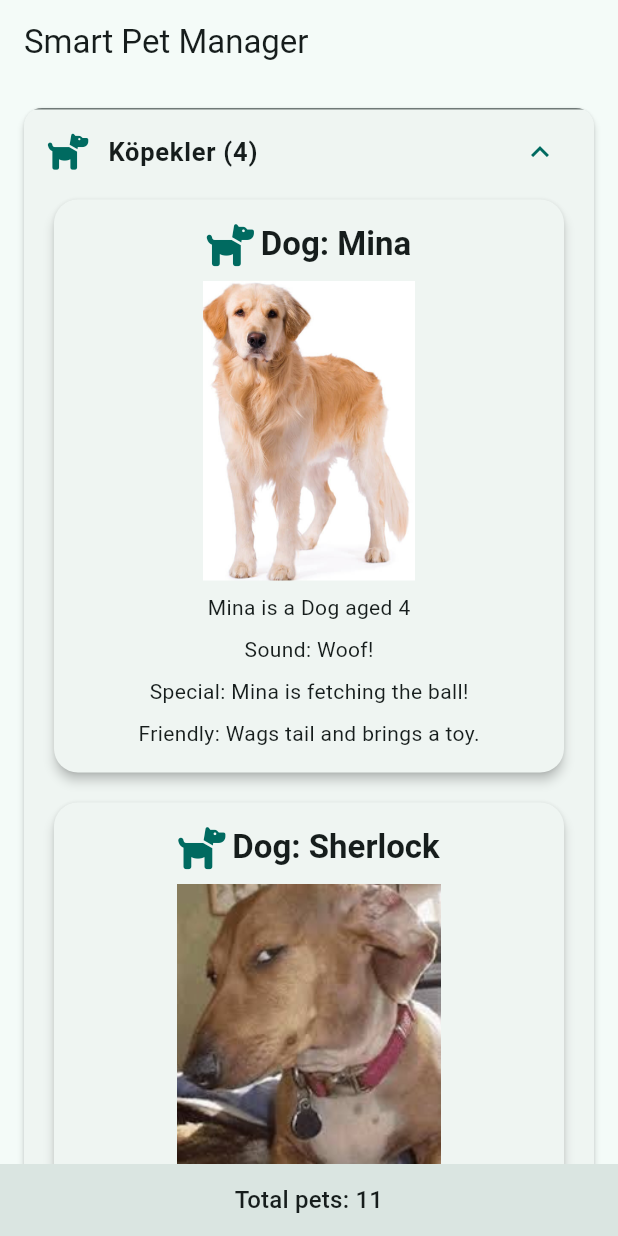
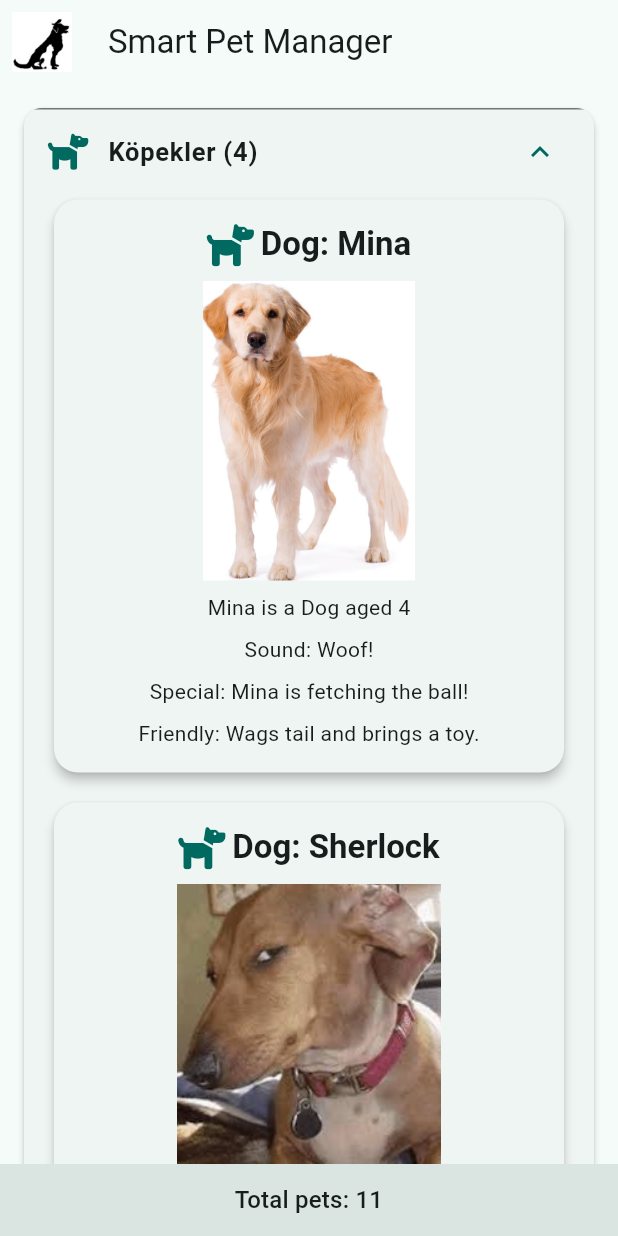
Before and after one commit to bahardemirkan/smart_pet_manager, a Flutter app: the screen it shows after launch, after a tap on an icon or button, on a phone screen of 412 x 824 dp. Run offline on Flutter 3.47's test engine with Material 3 defaults, Android fonts, the phone set to English and light mode, and no system bars; our stand-ins replace font_awesome_flutter.

Commit message:
Refactor: Implemented Strategy Pattern for Sounds and added logo to AppBar

```diff
--- a/lib/main.dart
+++ b/lib/main.dart
@@ -7,6 +7,25 @@ import 'package:font_awesome_flutter/font_awesome_flutter.dart';
 
 void main() {
   runApp(const SmartPetManagerApp());
+}
+
+abstract class SoundBehavior {
+  String makeNoise();
+}
+
+class BarkSound implements SoundBehavior {
+  @override
+  String makeNoise() => "Woof!";
+}
+
+class MeowSound implements SoundBehavior {
+  @override
+  String makeNoise() => "Meow~";
+}
+
+class ChirpSound implements SoundBehavior {
+  @override
+  String makeNoise() => "Chirp! Chirp!";
 }
 
 abstract class Friendly {
@@ -25,18 +44,32 @@ abstract class Pet {
   final String species;
   final String? imageAsset;
 
-  Pet({required this.name, required this.age, required this.species, this.imageAsset}) {
+  final SoundBehavior soundBehavior;
+
+  Pet({
+    required this.name,
+    required this.age,
+    required this.species,
+    this.imageAsset,
+    required this.soundBehavior,
+  }) {
     Pet.totalPets++;
   }
 
-  Pet.young({required String name, required String species, this.imageAsset})
-      : name = name,
+  Pet.young({
+    required String name,
+    required String species,
+    this.imageAsset,
+    required this.soundBehavior,
+  })  : name = name,
         age = 1,
         species = species {
     Pet.totalPets++;
   }
 
-  String makeSound();
+  String makeSound() {
+    return soundBehavior.makeNoise();
+  }
 
   String info() => "${this.name} is a ${this.species} aged ${this.age}";
 }
@@ -45,14 +78,23 @@ class Dog extends Pet implements Friendly {
   final String breed;
 
   Dog({required String name, required int age, this.breed = "Mixed", String? imageAsset})
-      : super(name: name, age: age, species: "Dog", imageAsset: imageAsset);
+      : super(
+    name: name,
+    age: age,
+    species: "Dog",
+    imageAsset: imageAsset,
+    soundBehavior: BarkSound(),
+  );
 
   Dog.rescue(String name, {String? imageAsset})
       : breed = "Rescue",
-        super(name: name, age: 2, species: "Dog", imageAsset: imageAsset);
-
-  @override
-  String makeSound() => "Woof!";
+        super(
+        name: name,
+        age: 2,
+        species: "Dog",
+        imageAsset: imageAsset,
+        soundBehavior: BarkSound(),
+      );
 
   @override
   String beFriendly() => "Wags tail and brings a toy.";
@@ -64,14 +106,22 @@ class Cat extends Pet implements Friendly {
   final bool indoor;
 
   Cat({required String name, required int age, this.indoor = true, String? imageAsset})
-      : super(name: name, age: age, species: "Cat", imageAsset: imageAsset);
+      : super(
+    name: name,
+    age: age,
+    species: "Cat",
+    imageAsset: imageAsset,
+    soundBehavior: MeowSound(),
+  );
 
   Cat.kitten(String name, {bool indoor = true, String? imageAsset})
       : indoor = indoor,
-        super(name: name, age: 1, species: "Cat", imageAsset: imageAsset);
-
-  @override
-  String makeSound() => "Meow~";
+        super.young(
+        name: name,
+        species: "Cat",
+        imageAsset: imageAsset,
+        soundBehavior: MeowSound(),
+      );
 
   @override
   String beFriendly() => "Purrs and rubs against your leg.";
@@ -83,14 +133,23 @@ class Bird extends Pet with Flyable implements Friendly {
   final String color;
 
   Bird({required String name, required int age, this.color = "Green", String? imageAsset})
-      : super(name: name, age: age, species: "Bird", imageAsset: imageAsset);
+      : super(
+    name: name,
+    age: age,
+    species: "Bird",
+    imageAsset: imageAsset,
+    soundBehavior: ChirpSound(),
+  );
 
   Bird.parrot(String name, {String color = "Multi", String? imageAsset})
       : color = color,
-        super(name: name, age: 3, species: "Bird", imageAsset: imageAsset);
-
-  @override
-  String makeSound() => "Chirp! Chirp!";
+        super(
+        name: name,
+        age: 3,
+        species: "Bird",
+        imageAsset: imageAsset,
+        soundBehavior: ChirpSound(),
+      );
 
   @override
   String beFriendly() => "Sits on your shoulder and whistles.";
@@ -115,10 +174,6 @@ class SmartPetManagerApp extends StatelessWidget {
   }
 }
 
-// ---------------------------------------------------
-// DEĞİŞİKLİKLER BU SINIFTA BAŞLIYOR
-// ---------------------------------------------------
-
 class PetHomePage extends StatefulWidget {
   const PetHomePage({super.key});
 
@@ -133,8 +188,6 @@ class _PetHomePageState extends State<PetHomePage> {
   void initState() {
     super.initState();
 
-    // `Pet.totalPets`'in her "hot reload"da artmasını önlemek için
-    // sayaç burada sıfırlanır ve liste yeniden oluşturulur.
     Pet.totalPets = 0;
 
     pets = [
@@ -149,61 +202,50 @@ class _PetHomePageState extends State<PetHomePage> {
       Cat(name: "Şaşkaloz", age: 6, imageAsset: "assets/images/şaşkınKedi.jpeg"),
       Dog(name: "Turist Köpekler", age: 4,imageAsset: "assets/images/TuristKöpekler.jpeg"),
       Cat(name: "Kriptonlu", age: 1789, imageAsset: "assets/images/uzaylıKedi.jpeg")
-
     ];
   }
 
   @override
   Widget build(BuildContext context) {
-    // Evcil hayvanları türlerine göre filtreliyoruz
     final dogs = pets.whereType<Dog>().toList();
     final cats = pets.whereType<Cat>().toList();
     final birds = pets.whereType<Bird>().toList();
 
     return Scaffold(
-      appBar: AppBar(
+      appBar: AppBar(leading: Padding(
+        padding: const EdgeInsets.all(8.0),
+        child: Image.asset(
+          'assets/images/pet_logo.png',
+        ),
+      ),
         title: const Text('Smart Pet Manager'),
       ),
       body: Column(
         children: [
           Expanded(
-            // Orijinal ListView.separated yerine ExpansionTile'ları
-            // tutan bir ListView kullanıyoruz.
             child: ListView(
               padding: const EdgeInsets.all(12),
               children: [
-
-                // 1. Köpekler Bölümü (İsteğinize göre)
                 _buildPetExpansionTile(
                   title: 'Köpekler',
                   icon: FontAwesomeIcons.dog,
                   pets: dogs,
                 ),
-
-                const SizedBox(height: 10), // Bölümler arasına boşluk
-
-                // 2. Kuşlar Bölümü (İsteğinize göre)
+                const SizedBox(height: 10),
                 _buildPetExpansionTile(
                   title: 'Kuşlar',
                   icon: FontAwesomeIcons.dove,
                   pets: birds,
                 ),
-
-                const SizedBox(height: 10), // Bölümler arasına boşluk
-
-                // 3. Kediler Bölümü (İsteğinize göre)
+                const SizedBox(height: 10),
                 _buildPetExpansionTile(
                   title: 'Kediler',
                   icon: FontAwesomeIcons.cat,
                   pets: cats,
                 ),
-
-
               ],
             ),
           ),
-
-          // --- Alt Toplam Bilgisi (Aynı kalıyor) ---
           SafeArea(
             top: false,
             child: Container(
@@ -222,33 +264,27 @@ class _PetHomePageState extends State<PetHomePage> {
     );
   }
 
-  // ExpansionTile (Akordiyon) widget'ı oluşturmak için yardımcı bir metot
   Widget _buildPetExpansionTile({
     required String title,
     required IconData icon,
     required List<Pet> pets,
   }) {
-    // Eğer o türde hayvan yoksa, o bölümü hiç gösterme
     if (pets.isEmpty) {
       return const SizedBox.shrink();
     }
 
     return Card(
-      elevation: 2, // Hafif bir gölge
+      elevation: 2,
       shape: RoundedRectangleBorder(borderRadius: BorderRadius.circular(12)),
-      clipBehavior: Clip.antiAlias, // Card'ın köşelerini içeriğe uygulamak için
+      clipBehavior: Clip.antiAlias,
       child: ExpansionTile(
-        // Başlangıçta kapalı olması için
         initiallyExpanded: false,
         leading: Icon(icon, color: Theme.of(context).colorScheme.primary),
         title: Text(
-          '$title (${pets.length})', // Başlıkta o türden kaç hayvan olduğunu da yazalım
+          '$title (${pets.length})',
           style: const TextStyle(fontWeight: FontWeight.w600, fontSize: 17),
         ),
-
-        // Açılınca gösterilecek widget listesi (PetCard'lar)
         children: pets.map((pet) {
-          // Kartların kenarlardan biraz içeride olması için Padding ekliyoruz
           return Padding(
             padding: const EdgeInsets.fromLTRB(16, 0, 16, 12),
             child: PetCard(pet: pet),
@@ -258,13 +294,6 @@ class _PetHomePageState extends State<PetHomePage> {
     );
   }
 }
-
-// ---------------------------------------------------
-// DEĞİŞİKLİKLER BURADA BİTİYOR
-// ---------------------------------------------------
-
-
-// ... (Diğer sınıflar aynı) ...
 
 class PetCard extends StatelessWidget {
   final Pet pet;
@@ -289,12 +318,9 @@ class PetCard extends StatelessWidget {
       child: Padding(
         padding: const EdgeInsets.all(16.0),
         child: Column(
-          // 1. DEĞİŞİKLİK: Tüm çocukları (Row, Image, Text) yatayda ortala
           crossAxisAlignment: CrossAxisAlignment.center,
           children: [
             Row(
-              // 2. DEĞİŞİKLİK: Row'un genişliğini minimuma indir ki
-              // Column onu bir bütün olarak ortalayabilsin.
               mainAxisSize: MainAxisSize.min,
               children: [
                 Icon(_iconFor(pet), size: 28, color: theme.colorScheme.primary),
@@ -307,7 +333,7 @@ class PetCard extends StatelessWidget {
             ),
             if (pet.imageAsset != null) ...[
               const SizedBox(height: 10),
-              Center( // Resim zaten Center içindeydi, bu ayarda da düzgün çalışır
+              Center(
                 child: ClipRRect(
                   borderRadius: BorderRadius.circular(12),
                   child: Image.asset(
@@ -320,13 +346,13 @@ class PetCard extends StatelessWidget {
               ),
             ],
             const SizedBox(height: 8),
-            Text(pet.info()), // Bu artık ortalanacak
+            Text(pet.info()),
             const SizedBox(height: 8),
-            Text('Sound: ${pet.makeSound()}'), // Bu artık ortalanacak
+            Text('Sound: ${pet.makeSound()}'),
             const SizedBox(height: 8),
-            Text('Special: ${specialBehavior(pet)}'), // Bu artık ortalanacak
+            Text('Special: ${specialBehavior(pet)}'),
             const SizedBox(height: 8),
-            Text('Friendly: ${friendlyAction(pet)}'), // Bu artık ortalanacak
+            Text('Friendly: ${friendlyAction(pet)}'),
           ],
         ),
       ),
```
Also changed, not shown: assets/images/pet_logo.png (added).
